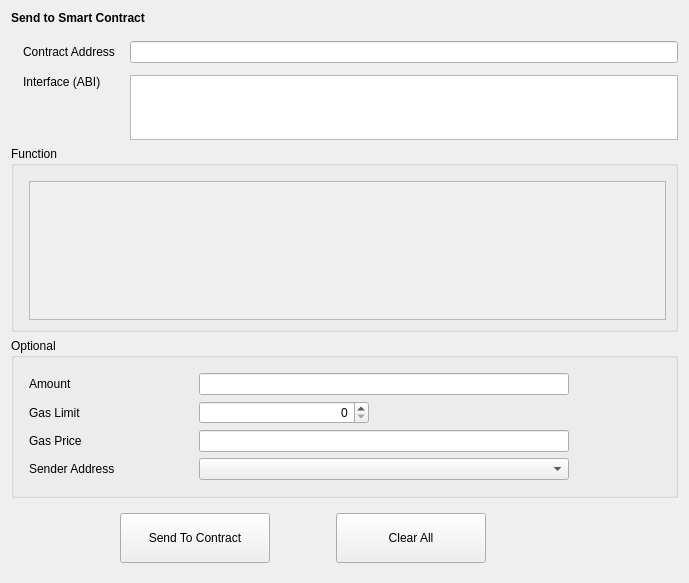
The window that src/qt/forms/sendtocontract.ui (qtumproject/qtum) describes before a commit, drawn with Qt 5.
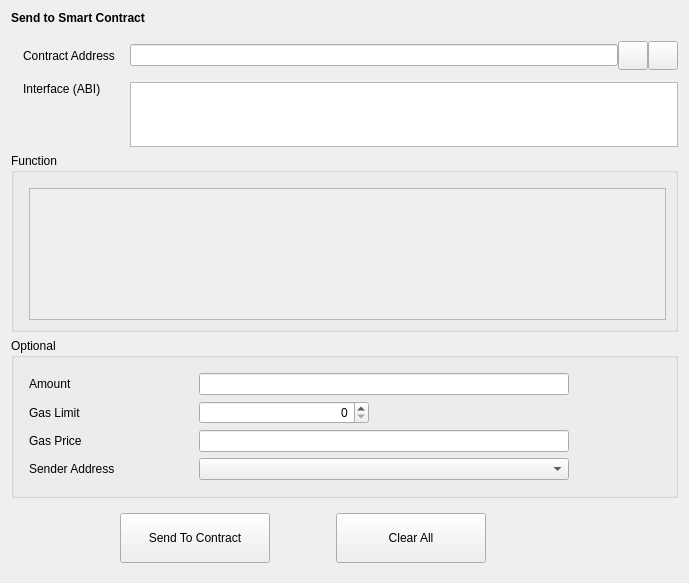
The same window after the commit. Custom widgets are drawn as their Qt base class.

Commit message: Add contract bookpage GUI.

Diff of the .ui file:
```diff
--- a/src/qt/forms/sendtocontract.ui
+++ b/src/qt/forms/sendtocontract.ui
@@ -73,9 +73,6 @@
          <property name="verticalSpacing">
           <number>12</number>
          </property>
-         <item row="0" column="2">
-          <widget class="QValidatedLineEdit" name="lineEditContractAddress"/>
-         </item>
          <item row="0" column="0">
           <widget class="QLabel" name="labelContractAddress">
            <property name="text">
@@ -109,6 +106,39 @@
            </property>
           </widget>
          </item>
+         <item row="0" column="2">
+          <layout class="QHBoxLayout" name="horizontalLayout_2">
+           <item>
+            <widget class="QValidatedLineEdit" name="lineEditContractAddress"/>
+           </item>
+           <item>
+            <widget class="QToolButton" name="saveInfoButton">
+             <property name="text">
+              <string/>
+             </property>
+             <property name="iconSize">
+              <size>
+               <width>22</width>
+               <height>22</height>
+              </size>
+             </property>
+            </widget>
+           </item>
+           <item>
+            <widget class="QToolButton" name="loadInfoButton">
+             <property name="text">
+              <string/>
+             </property>
+             <property name="iconSize">
+              <size>
+               <width>22</width>
+               <height>22</height>
+              </size>
+             </property>
+            </widget>
+           </item>
+          </layout>
+         </item>
         </layout>
        </item>
        <item>
@@ -136,8 +166,8 @@
               <rect>
                <x>0</x>
                <y>0</y>
-               <width>637</width>
-               <height>116</height>
+               <width>639</width>
+               <height>124</height>
               </rect>
              </property>
             </widget>
@@ -385,12 +415,6 @@
   </layout>
  </widget>
  <customwidgets>
-  <customwidget>
-   <class>BitcoinAmountField</class>
-   <extends>QLineEdit</extends>
-   <header>bitcoinamountfield.h</header>
-   <container>1</container>
-  </customwidget>
   <customwidget>
    <class>AddressField</class>
    <extends>QComboBox</extends>
@@ -406,6 +430,12 @@
    <extends>QLineEdit</extends>
    <header>qvalidatedlineedit.h</header>
   </customwidget>
+  <customwidget>
+   <class>BitcoinAmountField</class>
+   <extends>QLineEdit</extends>
+   <header>bitcoinamountfield.h</header>
+   <container>1</container>
+  </customwidget>
  </customwidgets>
  <resources/>
  <connections/>
```
The commit also changes 11 other files.
